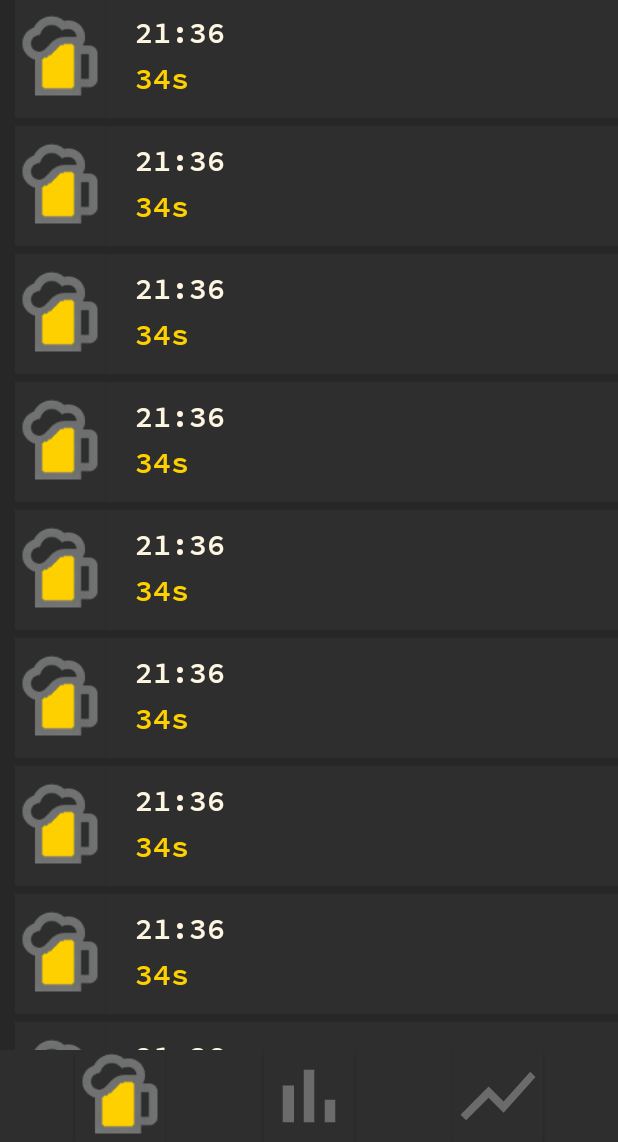
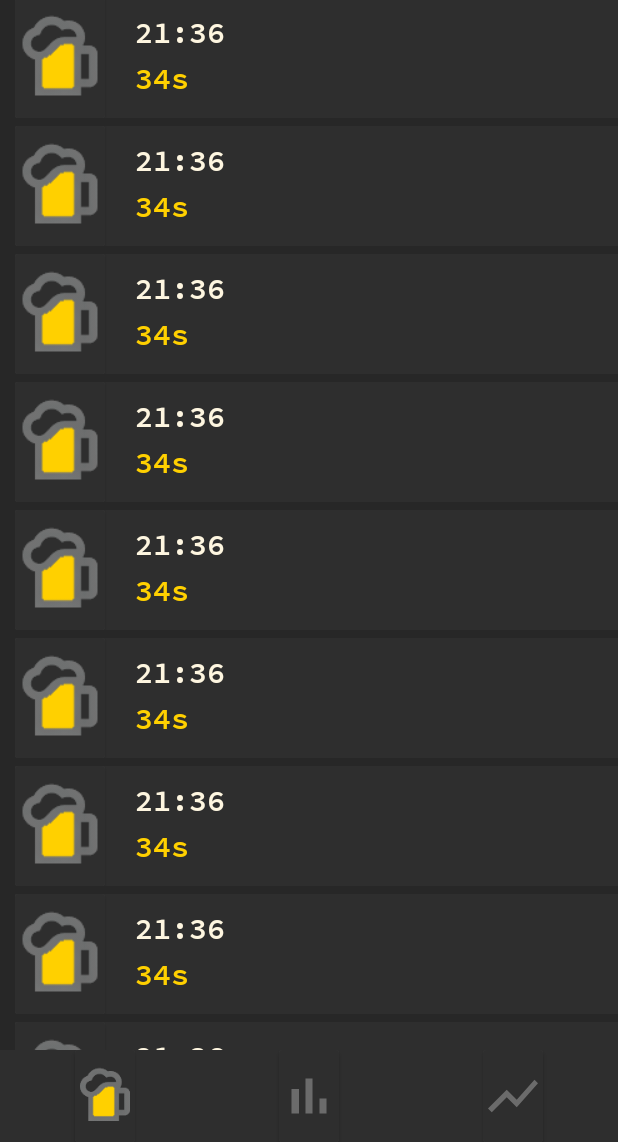
Before and after one commit to I-Cup/application_icup, an Android app: the screen it shows after launch (MainActivity), on a phone screen of 412 x 824 dp, the part 94-1236 px from its top. Run offline under Robolectric (Android 15) with nearby library versions, the phone set to English and light mode, and no system bars.

Commit message:
____________________________/   /                              |  |       \_______________________|  |        |   \______/

```diff
--- a/app/src/main/res/layout/bottom_task.xml
+++ b/app/src/main/res/layout/bottom_task.xml
@@ -10,7 +10,7 @@
     <!-- beer left -->
     <androidx.cardview.widget.CardView
         android:id="@+id/first_icon"
-        android:layout_width="60dp"
+        android:layout_width="@dimen/default_icon_size"
         android:layout_height="match_parent"
         android:background="@color/bar_color"
 
@@ -30,7 +30,7 @@
     <!-- stat left -->
     <androidx.cardview.widget.CardView
         android:id="@+id/second_icon"
-        android:layout_width="60dp"
+        android:layout_width="@dimen/default_icon_size"
         android:layout_height="match_parent"
         android:background="@color/bar_color"
 
@@ -49,7 +49,7 @@
     <!-- barstat middle -->
     <androidx.cardview.widget.CardView
         android:id="@+id/third_icon"
-        android:layout_width="60dp"
+        android:layout_width="@dimen/default_icon_size"
         android:layout_height="match_parent"
         android:background="@color/bar_color"
 
--- a/app/src/main/res/values/dimen.xml
+++ b/app/src/main/res/values/dimen.xml
@@ -12,5 +12,6 @@
     <!-- dimen bottom taskbar -->
     <dimen name="default_taskbar_size">61dp</dimen>
     <dimen name="default_bottom_bar_start_margin">50dp</dimen>
+    <dimen name="default_icon_size">40dp</dimen>
 
 </resources>
```
